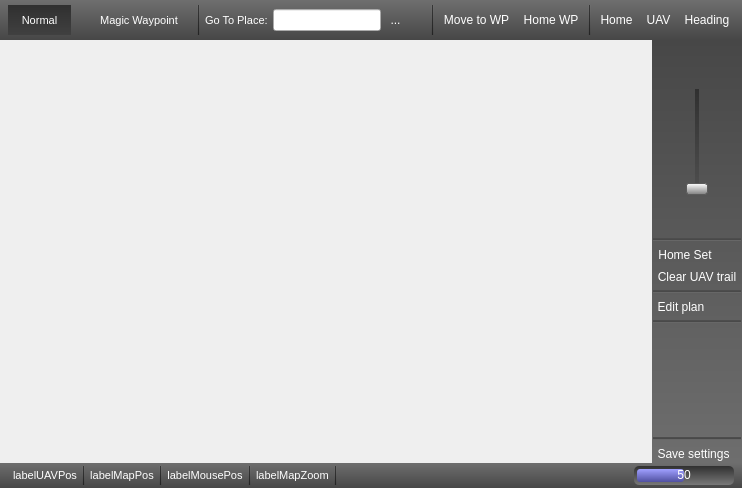
This is ground/gcs/src/plugins/opmap/opmap_widget.ui in librepilot/LibrePilot as Qt 5 draws it before an edit. The edited form follows.
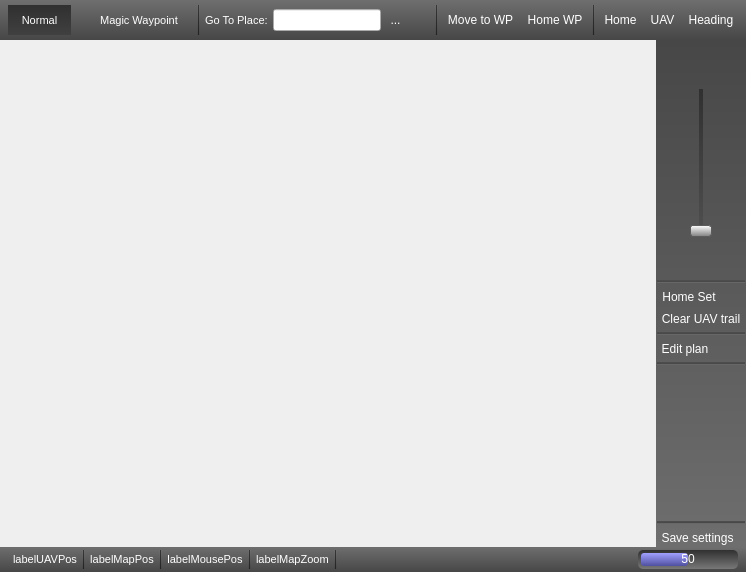
This is the edited form. Icons and pictures are not drawn.

Commit message: LP-572 Add button_search icon

```diff
--- a/ground/gcs/src/plugins/opmap/opmap_widget.ui
+++ b/ground/gcs/src/plugins/opmap/opmap_widget.ui
@@ -6,8 +6,8 @@
    <rect>
     <x>0</x>
     <y>0</y>
-    <width>671</width>
-    <height>488</height>
+    <width>746</width>
+    <height>572</height>
    </rect>
   </property>
   <property name="sizePolicy">
```
Left out of the diff: 8 changed lines with no effect on the pictures. The commit also changes 2 other files.
